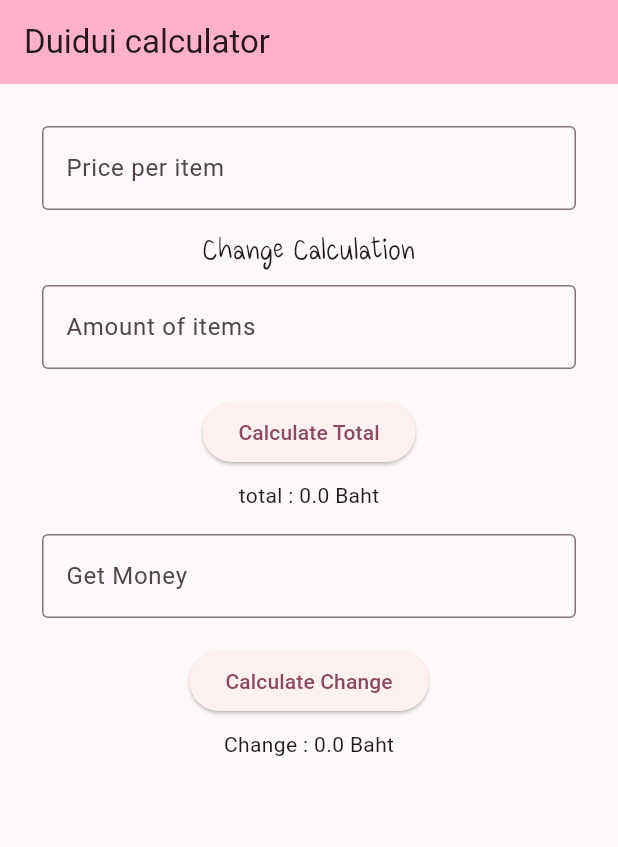
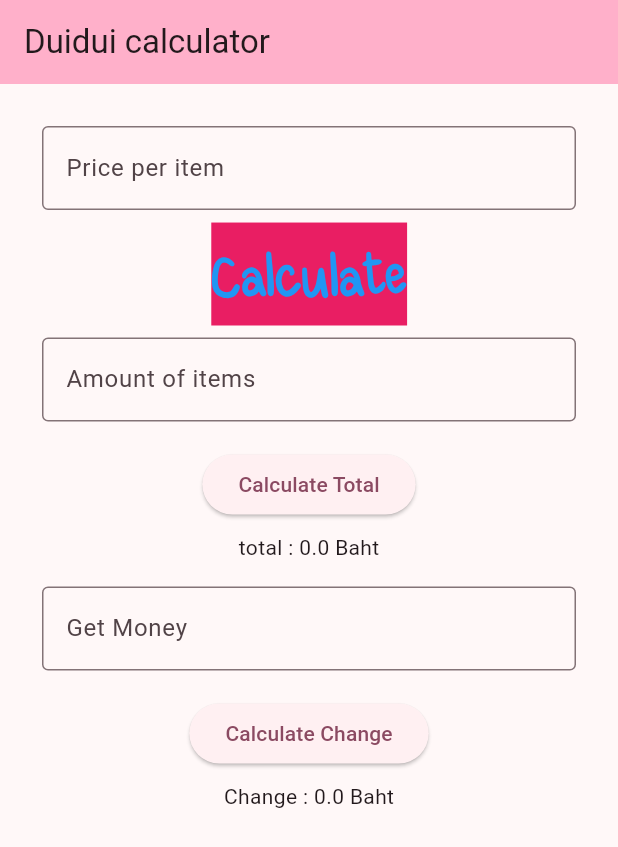
Before and after one commit to teeradui/Mobile, a Flutter app: the screen it shows after launch, on a phone screen of 412 x 824 dp. Shown: the top 847 px of the screen. Run offline on Flutter 3.47's test engine with Material 3 defaults, Android fonts, the phone set to English and light mode, and no system bars.

Commit message:
change color and size and add bg color

```diff
--- a/lib/main.dart
+++ b/lib/main.dart
@@ -50,7 +50,14 @@ class _MyHomePageState extends State<MyHomePage> {
         child: Column(
           children: [
             priceTextField(),
-            Text("Change Calculation", style: TextStyle(fontFamily: 'maa', fontSize: 24),),
+            Text("Calculate",
+              style:
+                TextStyle(fontFamily: 'maa',
+                fontSize: 48,
+                fontWeight: FontWeight.bold,
+                color: Colors.blue,
+                backgroundColor: Colors.pink,),
+                ),
             Padding(
               padding: const EdgeInsets.all(8.0),
               child: amountTextField(),
```
